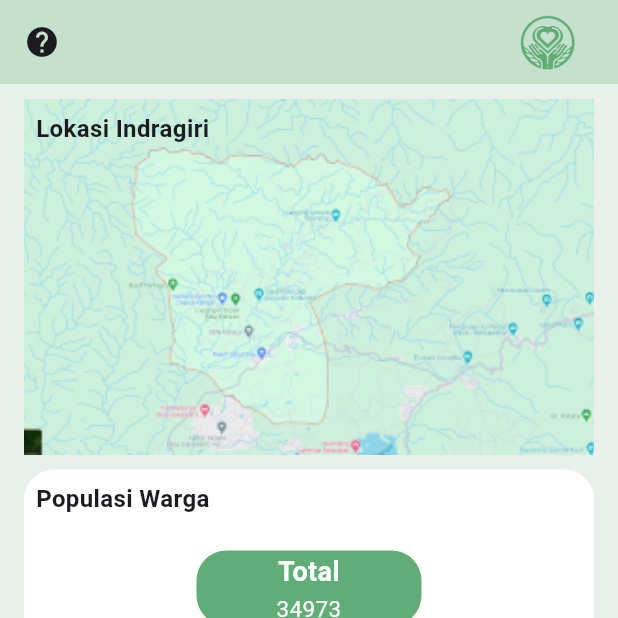
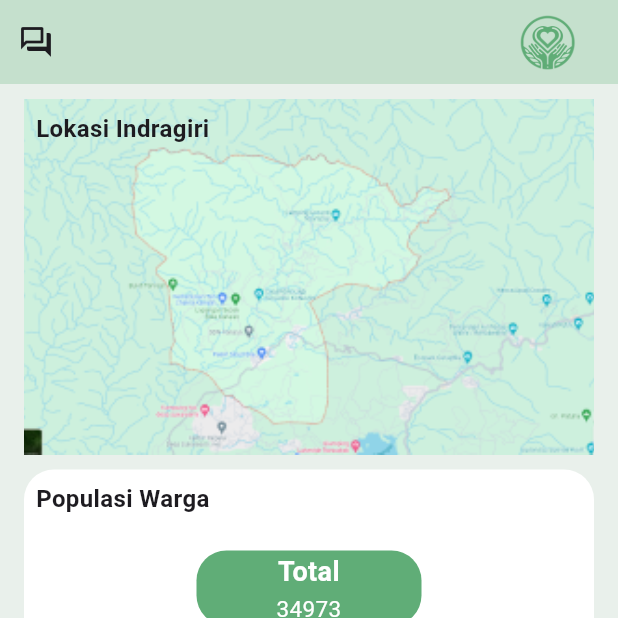
Before and after one commit to hasbyraihan/Proyek4_Aplikasi, a Flutter app: the screen it shows after launch, after a tap on "Next", on a phone screen of 412 x 824 dp, the top half of it. Run offline on Flutter 3.47's test engine with Material 3 defaults, Android fonts, the phone set to English and light mode, and no system bars; drawn by our look-alikes of carousel_slider.

Commit message:
perbaikan responsive logo halaman welcome

```diff
--- a/lib/Dashboard.dart
+++ b/lib/Dashboard.dart
@@ -25,11 +25,15 @@ class Dashboard extends StatelessWidget {
       appBar: AppBar(
         backgroundColor: Color(0xFFC5E0CD),
         automaticallyImplyLeading: false,
-        leading: IconButton(
-          icon: Icon(Icons.help),
-          onPressed: () {
-            // Fungsi untuk menu FAQ
-          },
+        leading: Row(
+          children: [
+            IconButton(
+              icon: Icon(Icons.question_answer_outlined),
+              onPressed: () {
+                // Fungsi untuk menu FAQ
+              },
+            ),
+          ],
         ),
         actions: [
           Padding(
--- a/lib/main.dart
+++ b/lib/main.dart
@@ -38,15 +38,17 @@ class DashboardScreen extends StatelessWidget {
               crossAxisAlignment: CrossAxisAlignment.stretch,
               children: <Widget>[
                 // Menambahkan foto dengan jarak bawah 20.0
-                SizedBox(height: 30.0),
+                // SizedBox(height: 30.0),
                 Container(
-                  margin: EdgeInsets.only(bottom: 20.0),
-                  child: Image.asset(
-                    'assets/images/logo.png', // Ganti dengan path foto Anda
-                    height: 350.0, // Sesuaikan tinggi foto sesuai kebutuhan
-                    fit: BoxFit.cover, // Atur cara foto diatur dalam container
+                  // margin: EdgeInsets.only(bottom: 20.0),
+                  child: Expanded(
+                    child: Image.asset(
+                      'assets/images/logo.png',
+                      fit: BoxFit.contain,
+                    ),
                   ),
                 ),
+
                 // Menambahkan kalimat "Selamat datang" di tengah
                 SizedBox(height: 100.0),
                 Text(
```
Also changed, not shown: pubspec.lock.
